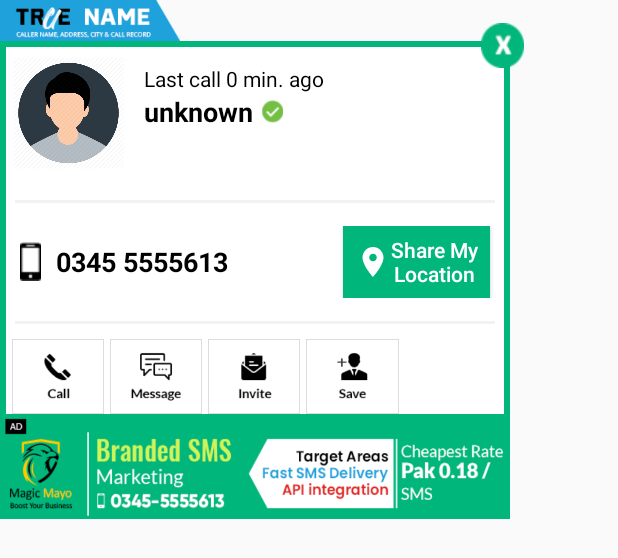
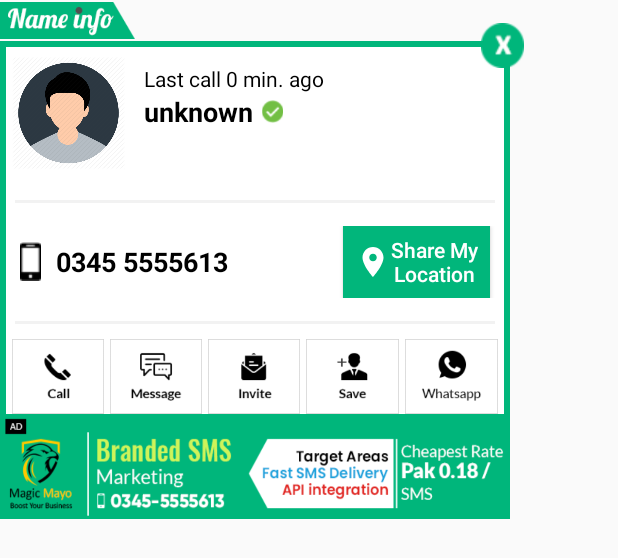
Before and after one commit to mmobin789/TrueCaller-Info, an Android app: the layout after_call_pop.xml on its own in the app's theme, with its tools: preview values and no code run, on a phone screen of 412 x 824 dp. Shown: the top 558 px of the screen. Run offline under Robolectric (Android 15) with nearby library versions, the phone set to English and light mode, and no system bars.

Commit message:
Task 7 completed.

```diff
--- /dev/null
+++ b/app/src/main/res/drawable/wta_btn_back.xml
@@ -0,0 +1,5 @@
+<?xml version="1.0" encoding="utf-8"?>
+<selector xmlns:android="http://schemas.android.com/apk/res/android">
+    <item android:drawable="@drawable/whatsapp_click" android:state_pressed="true" /> <!-- pressed -->
+    <item android:drawable="@drawable/whatsapp_unclick" android:state_pressed="false" /> <!-- default -->
+</selector>
--- a/app/src/main/res/layout/after_call_pop.xml
+++ b/app/src/main/res/layout/after_call_pop.xml
@@ -11,7 +11,7 @@
 
         <ImageView
             android:id="@+id/logo"
-            android:layout_width="120dp"
+            android:layout_width="90dp"
             android:layout_height="27dp"
             android:src="@drawable/pop_logo" />
 
@@ -247,7 +247,8 @@
                     android:id="@+id/ivWta"
                     android:layout_width="50dp"
                     android:layout_height="50dp"
-                    android:layout_weight="1" />
+                    android:layout_weight="1"
+                    android:background="@drawable/wta_btn_back" />
 
 
             </LinearLayout>
--- a/app/src/main/res/layout/incoming_call_pop.xml
+++ b/app/src/main/res/layout/incoming_call_pop.xml
@@ -11,7 +11,7 @@
 
         <ImageView
             android:id="@+id/logo"
-            android:layout_width="120dp"
+            android:layout_width="90dp"
             android:layout_height="27dp"
             android:src="@drawable/pop_logo" />
 
--- a/app/src/main/res/layout/invite_pop.xml
+++ b/app/src/main/res/layout/invite_pop.xml
@@ -10,7 +10,7 @@
 
         <ImageView
             android:id="@+id/logo"
-            android:layout_width="120dp"
+            android:layout_width="90dp"
             android:layout_height="27dp"
             android:src="@drawable/pop_logo" />
 
```
Also changed, not shown: app/src/main/res/drawable/pop_logo.png, app/src/main/res/drawable/whatsapp_click.png (added), app/src/main/res/drawable/whatsapp_unclick.png (added).
